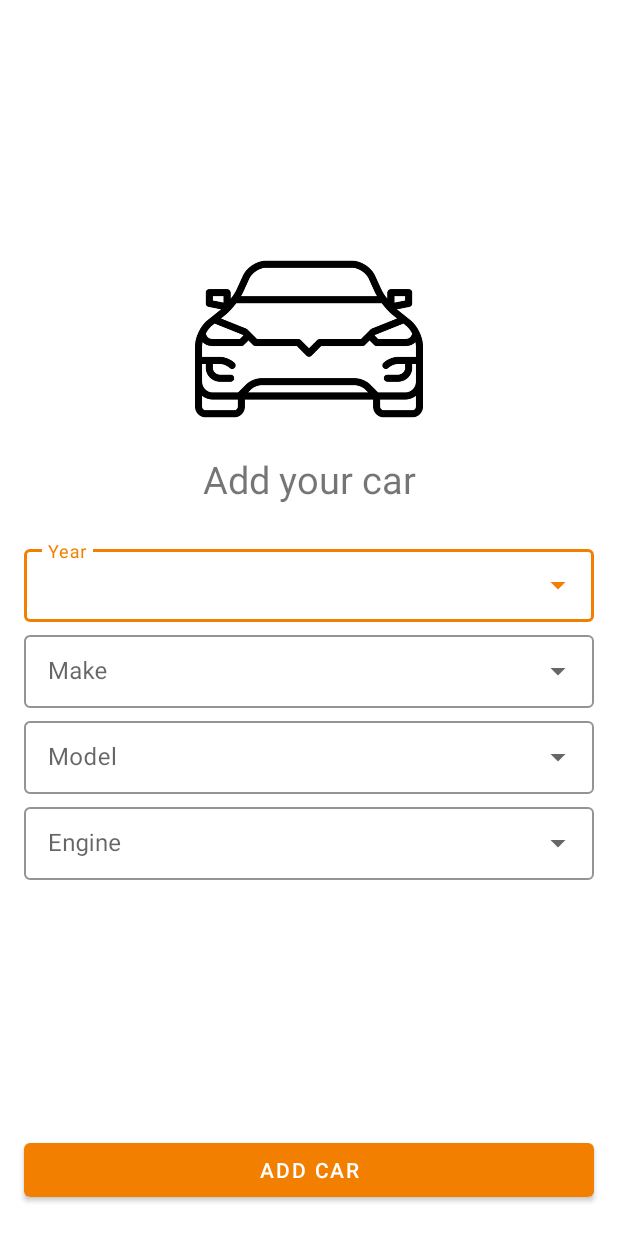
After one commit to Lara-GH/AutoRepairAndroid, an Android app: the AddCarFragment screen opened directly, with no data from a screen before it, on a phone screen of 412 x 824 dp. The commit adds this screen. Run offline under Robolectric (Android 15) with nearby library versions, the phone set to English and light mode, and no system bars; our stand-ins replace Firebase (no records; nobody signed in at launch, a user with empty details on screens opened directly).

Commit message:
added AddCarFragment

```diff
--- a/app/build.gradle
+++ b/app/build.gradle
@@ -48,6 +48,7 @@ dependencies {
 
     // Firebase
     implementation 'com.google.firebase:firebase-auth-ktx:22.0.0'
+    implementation 'com.google.firebase:firebase-database-ktx:20.2.2'
 
     // Navigation
     implementation 'androidx.navigation:navigation-fragment-ktx:2.6.0'
--- /dev/null
+++ b/app/src/main/java/com/laragh/autorepair/AddCarFragment.kt
@@ -0,0 +1,43 @@
+package com.laragh.autorepair
+
+import android.os.Bundle
+import android.view.LayoutInflater
+import android.view.View
+import android.view.ViewGroup
+import android.widget.ArrayAdapter
+import android.widget.AutoCompleteTextView
+import android.widget.Toast
+import androidx.fragment.app.Fragment
+import com.laragh.autorepair.databinding.FragmentAddCarBinding
+
+class AddCarFragment : Fragment() {
+
+    private var binding: FragmentAddCarBinding? = null
+
+    override fun onCreateView(
+        inflater: LayoutInflater, container: ViewGroup?,
+        savedInstanceState: Bundle?
+    ): View? {
+        binding = FragmentAddCarBinding.inflate(inflater, container, false)
+        return binding?.root
+    }
+
+    override fun onViewCreated(view: View, savedInstanceState: Bundle?) {
+        super.onViewCreated(view, savedInstanceState)
+
+        autoCompleteTextView()
+    }
+
+    private fun autoCompleteTextView(){
+        val list = listOf("Honda", "Toyota", "Mazda", "Audi", "BMW")
+
+        val adapter = ArrayAdapter(requireContext(), R.layout.drop_down_item, list)
+
+        val autoCompleteTextView = view?.findViewById<AutoCompleteTextView>(R.id.make_filled)
+        autoCompleteTextView?.setAdapter(adapter)
+
+        autoCompleteTextView?.setOnItemClickListener{parent, view, position, id ->
+            Toast.makeText(requireContext(), "Clicked item : ${autoCompleteTextView.text}",Toast.LENGTH_SHORT).show()
+        }
+    }
+}
--- a/app/src/main/java/com/laragh/autorepair/HomeFragment.kt
+++ /dev/null
@@ -1,21 +0,0 @@
-package com.laragh.autorepair
-
-import android.os.Bundle
-import androidx.fragment.app.Fragment
-import android.view.LayoutInflater
-import android.view.View
-import android.view.ViewGroup
-
-class HomeFragment : Fragment() {
-
-    override fun onCreate(savedInstanceState: Bundle?) {
-        super.onCreate(savedInstanceState)
-    }
-
-    override fun onCreateView(
-        inflater: LayoutInflater, container: ViewGroup?,
-        savedInstanceState: Bundle?
-    ): View? {
-        return inflater.inflate(R.layout.fragment_home, container, false)
-    }
-}
--- a/app/src/main/java/com/laragh/autorepair/login/SignInFragment.kt
+++ b/app/src/main/java/com/laragh/autorepair/login/SignInFragment.kt
@@ -47,7 +47,7 @@ class SignInFragment : Fragment() {
                 firebaseAuth.signInWithEmailAndPassword(email, pass).addOnCompleteListener {
                     if (it.isSuccessful) {
                         binding?.root?.findNavController()?.navigate(
-                            R.id.action_signInFragment_to_homeFragment
+                            R.id.action_signInFragment_to_addCarFragment
                         )
                     } else {
                         Toast.makeText(requireContext(), it.exception.toString(), Toast.LENGTH_SHORT).show()
@@ -64,7 +64,7 @@ class SignInFragment : Fragment() {
 
         if (firebaseAuth.currentUser != null) {
             binding?.root?.findNavController()?.navigate(
-                R.id.action_signInFragment_to_homeFragment
+                R.id.action_signInFragment_to_addCarFragment
             )
         }
     }
--- /dev/null
+++ b/app/src/main/res/layout/drop_down_item.xml
@@ -0,0 +1,10 @@
+<?xml version="1.0" encoding="utf-8"?>
+<TextView xmlns:android="http://schemas.android.com/apk/res/android"
+    android:layout_width="match_parent"
+    android:layout_height="wrap_content"
+    android:padding="16dp"
+    android:maxLines="1"
+    android:ellipsize="end"
+    android:textAppearance="@style/TextAppearance.MaterialComponents.Subtitle1">
+
+</TextView>
--- /dev/null
+++ b/app/src/main/res/layout/fragment_add_car.xml
@@ -0,0 +1,119 @@
+<?xml version="1.0" encoding="utf-8"?>
+<androidx.constraintlayout.widget.ConstraintLayout xmlns:android="http://schemas.android.com/apk/res/android"
+    xmlns:app="http://schemas.android.com/apk/res-auto"
+    xmlns:tools="http://schemas.android.com/tools"
+    android:layout_width="match_parent"
+    android:layout_height="match_parent"
+    tools:context=".AddCarFragment">
+
+    <ImageView
+        android:id="@+id/car_image"
+        android:layout_width="205dp"
+        android:layout_height="152dp"
+        android:src="@drawable/car1"
+        android:layout_marginTop="150dp"
+        app:layout_constraintEnd_toEndOf="parent"
+        app:layout_constraintStart_toStartOf="parent"
+        app:layout_constraintTop_toTopOf="parent" />
+
+    <TextView
+        android:id="@+id/add_your_car_text"
+        android:layout_width="wrap_content"
+        android:layout_height="wrap_content"
+        android:text="@string/add_your_car"
+        android:textSize="25sp"
+        app:layout_constraintTop_toBottomOf="@+id/car_image"
+        app:layout_constraintStart_toStartOf="parent"
+        app:layout_constraintEnd_toEndOf="parent"/>
+
+    <com.google.android.material.textfield.TextInputLayout
+        android:id="@+id/year"
+        android:layout_width="match_parent"
+        android:layout_height="wrap_content"
+        android:layout_marginHorizontal="16dp"
+        android:layout_marginTop="24dp"
+        style="@style/SpinnerStyle"
+        android:hint="@string/year"
+        app:layout_constraintTop_toBottomOf="@+id/add_your_car_text"
+        app:layout_constraintStart_toStartOf="parent"
+        app:layout_constraintEnd_toEndOf="parent">
+
+        <com.google.android.material.textfield.MaterialAutoCompleteTextView
+            android:layout_width="match_parent"
+            android:layout_height="wrap_content"
+            android:id="@+id/year_filled"
+            android:inputType="none" />
+
+    </com.google.android.material.textfield.TextInputLayout>
+
+    <com.google.android.material.textfield.TextInputLayout
+        android:id="@+id/make"
+        android:layout_width="match_parent"
+        android:layout_height="wrap_content"
+        android:layout_marginHorizontal="16dp"
+        android:layout_marginTop="3dp"
+        style="@style/SpinnerStyle"
+        android:hint="@string/make"
+        app:layout_constraintTop_toBottomOf="@+id/year"
+        app:layout_constraintStart_toStartOf="parent"
+        app:layout_constraintEnd_toEndOf="parent">
+
+        <com.google.android.material.textfield.MaterialAutoCompleteTextView
+            android:layout_width="match_parent"
+            android:layout_height="wrap_content"
+            android:id="@+id/make_filled"
+            android:inputType="none" />
+
+    </com.google.android.material.textfield.TextInputLayout>
+
+    <com.google.android.material.textfield.TextInputLayout
+        android:id="@+id/model"
+        android:layout_width="match_parent"
+        android:layout_height="wrap_content"
+        android:layout_marginHorizontal="16dp"
+        android:layout_marginTop="3dp"
+        style="@style/SpinnerStyle"
+        android:hint="@string/model"
+        app:layout_constraintTop_toBottomOf="@+id/make"
+        app:layout_constraintStart_toStartOf="parent"
+        app:layout_constraintEnd_toEndOf="parent">
+
+        <com.google.android.material.textfield.MaterialAutoCompleteTextView
+            android:layout_width="match_parent"
+            android:layout_height="wrap_content"
+            android:id="@+id/model_filled"
+            android:inputType="none" />
+
+    </com.google.android.material.textfield.TextInputLayout>
+
+    <com.google.android.material.textfield.TextInputLayout
+        android:id="@+id/engine"
+        android:layout_width="match_parent"
+        android:layout_height="wrap_content"
+        android:layout_marginHorizontal="16dp"
+        android:layout_marginTop="3dp"
+        style="@style/SpinnerStyle"
+        android:hint="@string/engine"
+        app:layout_constraintTop_toBottomOf="@+id/model"
+        app:layout_constraintStart_toStartOf="parent"
+        app:layout_constraintEnd_toEndOf="parent">
+
+        <com.google.android.material.textfield.MaterialAutoCompleteTextView
+            android:layout_width="match_parent"
+            android:layout_height="wrap_content"
+            android:id="@+id/engine_filled"
+            android:inputType="none" />
+
+    </com.google.android.material.textfield.TextInputLayout>
+
+    <com.google.android.material.button.MaterialButton
+        android:layout_width="match_parent"
+        android:layout_height="wrap_content"
+        android:text="@string/add_car"
+        android:layout_marginHorizontal="16dp"
+        android:layout_marginBottom="20dp"
+        app:layout_constraintBottom_toBottomOf="parent"
+        app:layout_constraintStart_toStartOf="parent"
+        app:layout_constraintEnd_toEndOf="parent" />
+
+</androidx.constraintlayout.widget.ConstraintLayout>
--- a/app/src/main/res/layout/fragment_home.xml
+++ /dev/null
@@ -1,14 +0,0 @@
-<?xml version="1.0" encoding="utf-8"?>
-<FrameLayout xmlns:android="http://schemas.android.com/apk/res/android"
-    xmlns:tools="http://schemas.android.com/tools"
-    android:layout_width="match_parent"
-    android:layout_height="match_parent"
-    tools:context=".HomeFragment">
-
-    <!-- TODO: Update blank fragment layout -->
-    <TextView
-        android:layout_width="match_parent"
-        android:layout_height="match_parent"
-        android:text="@string/hello_blank_fragment" />
-
-</FrameLayout>
--- a/app/src/main/res/navigation/nav_graph.xml
+++ b/app/src/main/res/navigation/nav_graph.xml
@@ -14,8 +14,8 @@
             android:id="@+id/action_signInFragment_to_signUpFragment"
             app:destination="@id/signUpFragment" />
         <action
-            android:id="@+id/action_signInFragment_to_homeFragment"
-            app:destination="@id/homeFragment" />
+            android:id="@+id/action_signInFragment_to_addCarFragment"
+            app:destination="@id/addCarFragment" />
     </fragment>
     <fragment
         android:id="@+id/signUpFragment"
@@ -26,12 +26,12 @@
             android:id="@+id/action_signUpFragment_to_signInFragment"
             app:destination="@id/signInFragment" />
         <action
-            android:id="@+id/action_signUpFragment_to_homeFragment"
-            app:destination="@id/homeFragment" />
+            android:id="@+id/action_signUpFragment_to_addCarFragment"
+            app:destination="@id/addCarFragment" />
     </fragment>
     <fragment
-        android:id="@+id/homeFragment"
-        android:name="com.laragh.autorepair.HomeFragment"
-        android:label="fragment_home"
-        tools:layout="@layout/fragment_home" />
+        android:id="@+id/addCarFragment"
+        android:name="com.laragh.autorepair.AddCarFragment"
+        android:label="fragment_add_car"
+        tools:layout="@layout/fragment_add_car" />
 </navigation>
--- a/app/src/main/res/values/strings.xml
+++ b/app/src/main/res/values/strings.xml
@@ -9,4 +9,10 @@
     <string name="not_registered_yet">Not Registered Yet , Sign Up !</string>
     <string name="retype_your_password">Retype Your Password</string>
     <string name="already_registered">Already Registered , Sign In !</string>
+    <string name="add_your_car">Add your car</string>
+    <string name="add_car">add car</string>
+    <string name="year">Year</string>
+    <string name="make">Make</string>
+    <string name="model">Model</string>
+    <string name="engine">Engine</string>
 </resources>
--- a/app/src/main/res/values/style.xml
+++ b/app/src/main/res/values/style.xml
@@ -18,4 +18,8 @@
         <item name="android:singleLine">true</item>
     </style>
 
+    <style name="SpinnerStyle" parent="Widget.MaterialComponents.TextInputLayout.OutlinedBox.Dense.ExposedDropdownMenu">
+        <item name="boxStrokeColor">@color/orange</item>
+    </style>
+
 </resources>
--- a/app/src/main/res/values/themes.xml
+++ b/app/src/main/res/values/themes.xml
@@ -2,7 +2,7 @@
     <!-- Base application theme. -->
     <style name="Theme.AutoRepair" parent="Theme.MaterialComponents.DayNight.NoActionBar">
         <!-- Primary brand color. -->
-        <item name="colorPrimary">@color/white</item>
+        <item name="colorPrimary">@color/orange</item>
         <item name="colorPrimaryVariant">@color/white</item>
         <item name="colorOnPrimary">@color/white</item>
         <!-- Secondary brand color. -->
```
Also changed, not shown: app/src/main/car-playstore.png (added), app/src/main/res/drawable/car1.png (added).
